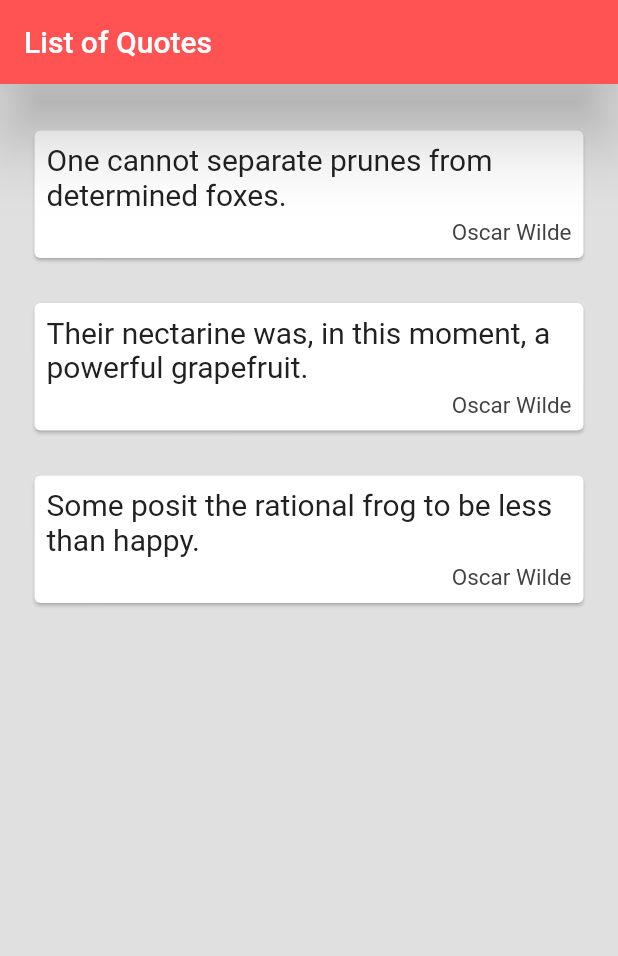
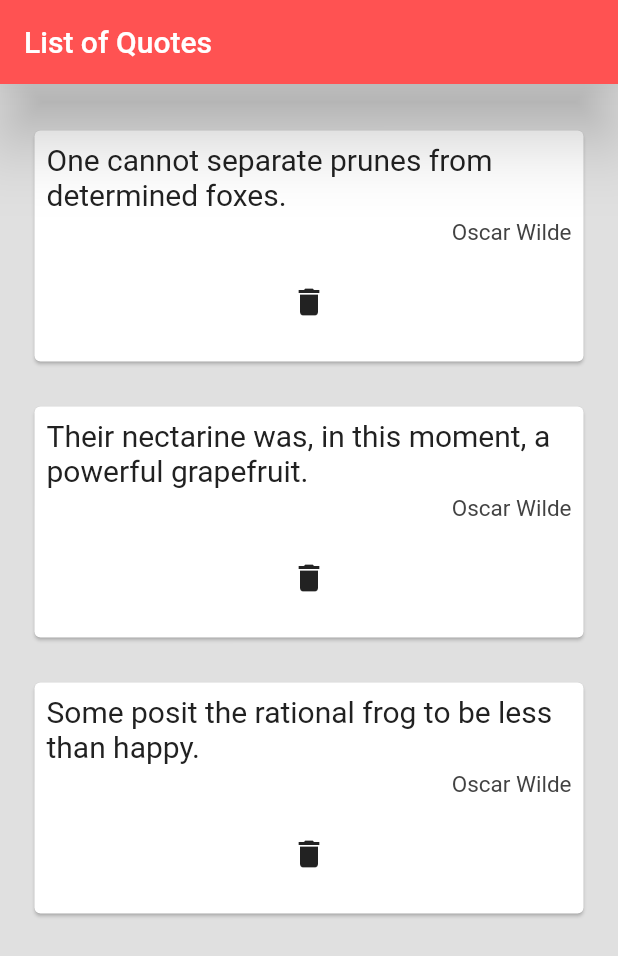
Before and after one commit to numoonchld/quote_project, a Flutter app: the screen it shows after launch, on a phone screen of 412 x 824 dp. Shown: the top 956 px of the screen. Run offline on Flutter 3.47's test engine with Material 2 defaults, Android fonts, the phone set to English and light mode, and no system bars.

Commit message:
end of video 21

```diff
--- a/lib/main.dart
+++ b/lib/main.dart
@@ -37,7 +37,16 @@
       body: Padding(
         padding: const EdgeInsets.fromLTRB(8.0, 16.0, 8.0, 0.0),
         child: Column(
-          children: quotes.map((quote) => QuoteCard(quote: quote)).toList(),
+          children: quotes
+              .map((quote) => QuoteCard(
+                    quote: quote,
+                    delete: () {
+                      setState(() {
+                        quotes.remove(quote);
+                      });
+                    },
+                  ))
+              .toList(),
         ),
       ),
     );
--- a/lib/quote_card.dart
+++ b/lib/quote_card.dart
@@ -3,7 +3,8 @@
 
 class QuoteCard extends StatelessWidget {
   final Quote quote;
-  QuoteCard({this.quote});
+  final Function delete;
+  QuoteCard({this.quote, this.delete});
 
   @override
   Widget build(BuildContext context) {
@@ -32,6 +33,16 @@
                 color: Colors.grey[800],
               ),
             ),
+            SizedBox(
+              height: 5.0,
+            ),
+            Padding(
+              padding: const EdgeInsets.all(8.0),
+              child: IconButton(
+                icon: Icon(Icons.delete),
+                onPressed: delete,
+              ),
+            ),
           ],
         ),
       ),
```
